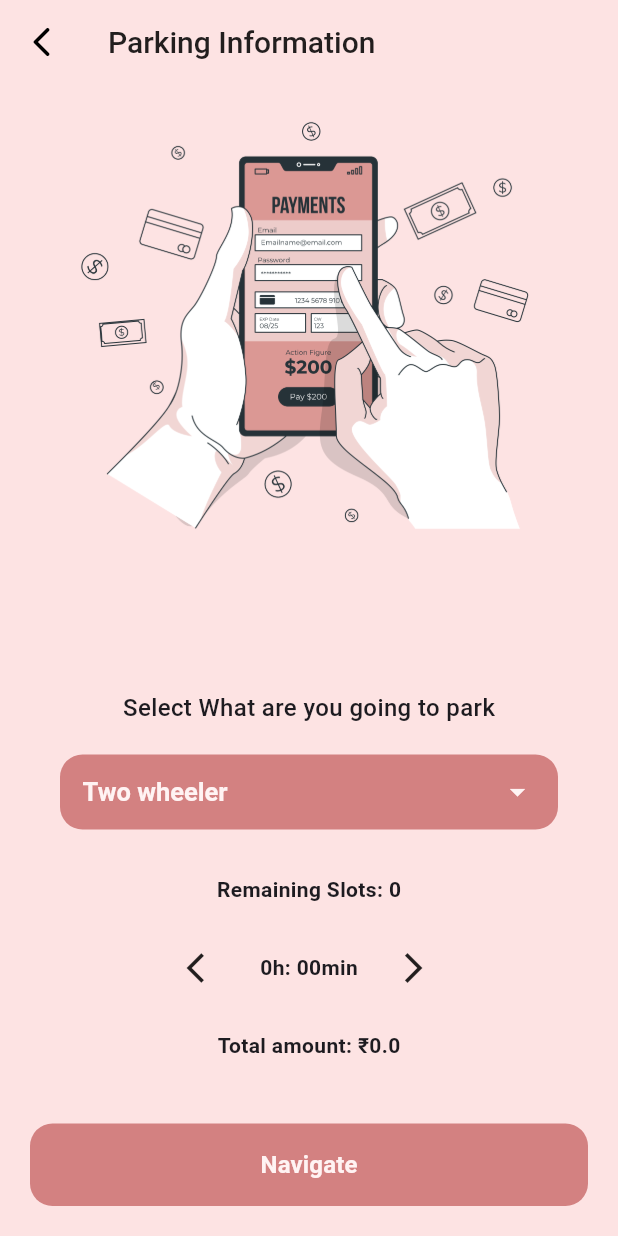
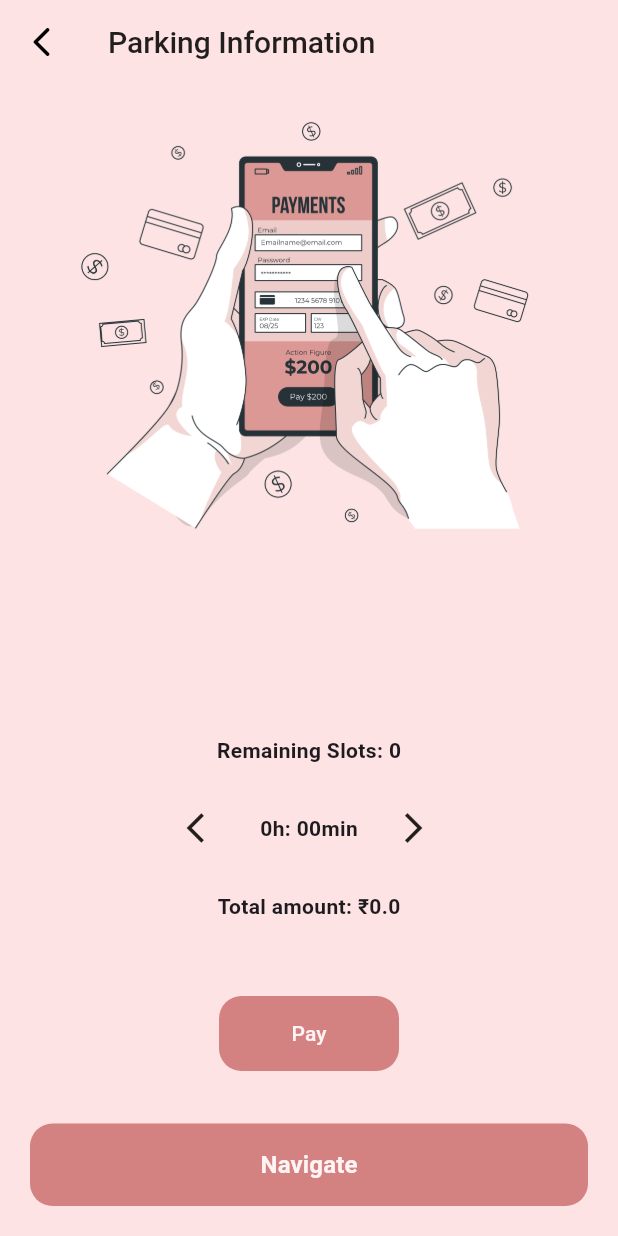
Before and after one commit to dhiyanesh-cyber/car-parking, a Flutter app: the DisplayParkingDataPage screen opened directly with empty values, on a phone screen of 412 x 824 dp. Run offline on Flutter 3.47's test engine with Material 3 defaults, Android fonts, the phone set to English and light mode, and no system bars; our stand-ins replace cloud_firestore, firebase_auth, firebase_core, firebase_storage, geolocator, google_maps_flutter and 3 more; accounts and stored records are empty.

Commit message:
Button bug fix

```diff
--- a/lib/presentation/screens/display_parking_details/display_parking_data_page.dart
+++ b/lib/presentation/screens/display_parking_details/display_parking_data_page.dart
@@ -87,51 +87,51 @@ class _DisplayParkingDataPageState extends State<DisplayParkingDataPage> {
               SizedBox(
                 height: 25,
               ),
-              Center(
-                child: Text(
-                  "Select What are you going to park",
-                  style: TextStyle(fontSize: 16, fontWeight: FontWeight.w500),
-                ),
-              ),
-              SizedBox(
-                height: 20,
-              ),
-              Container(
-                height: 50,
-                width: 350,
-                padding: const EdgeInsets.symmetric(horizontal: 15),
-                decoration: BoxDecoration(
-                    borderRadius: BorderRadius.circular(
-                      15,
-                    ),
-                    color: Color(0xFFc86868).withOpacity(.8)),
-                child: DropdownButtonHideUnderline(
-                  child: DropdownButton(
-                    iconEnabledColor: CustomColors.myHexColorLight,
-                    dropdownColor: Color(0xFFc86868),
-                    value: vechicalOption,
-                    style: const TextStyle(
-                        fontWeight: FontWeight.w700,
-                        fontSize: 17,
-                        color: CustomColors.myHexColorLight),
-                    items: const [
-                      DropdownMenuItem(
-                        value: 'Bike',
-                        child: Text('Two wheeler'),
-                      ),
-                      DropdownMenuItem(
-                        value: 'Car',
-                        child: Text('Car'),
-                      ),
-                    ],
-                    onChanged: (value) {
-                      setState(() {
-                        vechicalOption = value!;
-                      });
-                    },
-                  ),
-                ),
-              ),
+              // Center(
+              //   child: Text(
+              //     "Select What are you going to park",
+              //     style: TextStyle(fontSize: 16, fontWeight: FontWeight.w500),
+              //   ),
+              // ),
+              // SizedBox(
+              //   height: 20,
+              // ),
+              // Container(
+              //   height: 50,
+              //   width: 350,
+              //   padding: const EdgeInsets.symmetric(horizontal: 15),
+              //   decoration: BoxDecoration(
+              //       borderRadius: BorderRadius.circular(
+              //         15,
+              //       ),
+              //       color: Color(0xFFc86868).withOpacity(.8)),
+              //   child: DropdownButtonHideUnderline(
+              //     child: DropdownButton(
+              //       iconEnabledColor: CustomColors.myHexColorLight,
+              //       dropdownColor: Color(0xFFc86868),
+              //       value: vechicalOption,
+              //       style: const TextStyle(
+              //           fontWeight: FontWeight.w700,
+              //           fontSize: 17,
+              //           color: CustomColors.myHexColorLight),
+              //       items: const [
+              //         DropdownMenuItem(
+              //           value: 'Bike',
+              //           child: Text('Two wheeler'),
+              //         ),
+              //         DropdownMenuItem(
+              //           value: 'Car',
+              //           child: Text('Car'),
+              //         ),
+              //       ],
+              //       onChanged: (value) {
+              //         setState(() {
+              //           vechicalOption = value!;
+              //         });
+              //       },
+              //     ),
+              //   ),
+              // ),
               const SizedBox(
                 height: 30,
               ),
@@ -202,7 +202,7 @@ class _DisplayParkingDataPageState extends State<DisplayParkingDataPage> {
                   children: [
                   Container(
                         height: 50,
-                        width: 100,
+                        width: 120,
                         padding: const EdgeInsets.symmetric(horizontal: 15),
                         decoration: BoxDecoration(
                           borderRadius: BorderRadius.circular(15),
--- a/lib/presentation/screens/settings/settings_page.dart
+++ b/lib/presentation/screens/settings/settings_page.dart
@@ -137,7 +137,7 @@ class SettingsPage extends StatelessWidget {
               ),
               Container(
                 height: 70.0,
-                width: 130,
+                width: 140,
                 decoration: BoxDecoration(
                   borderRadius: BorderRadius.circular(20),
                   gradient: LinearGradient(
```
Also changed, not shown: pubspec.lock.
